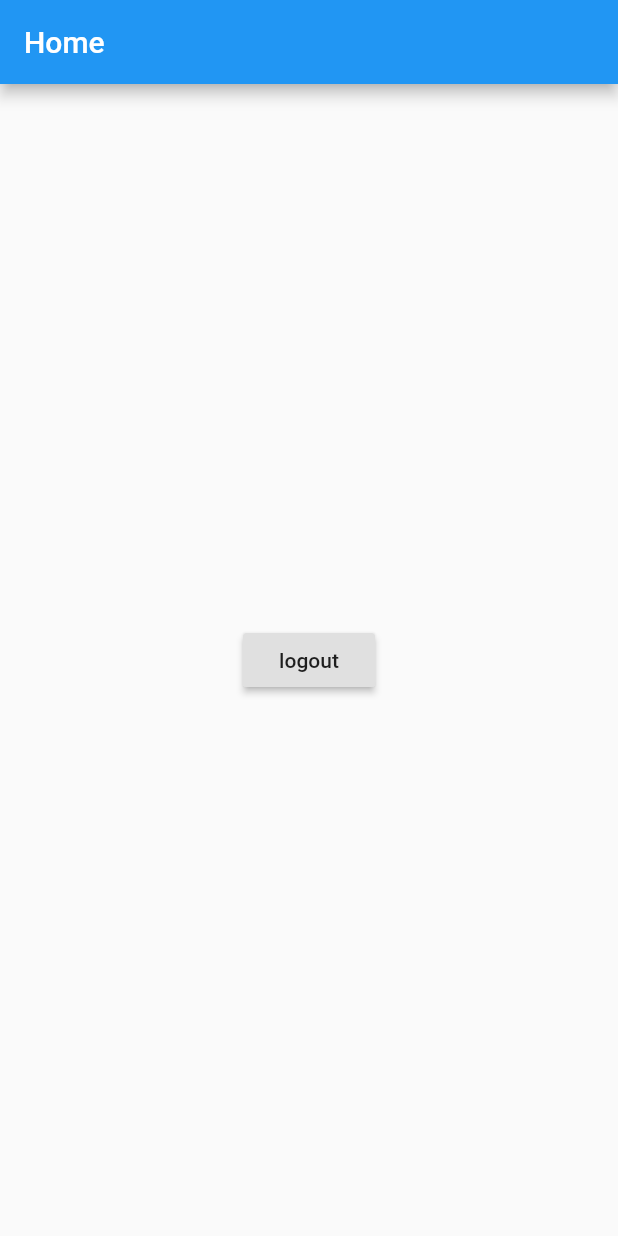
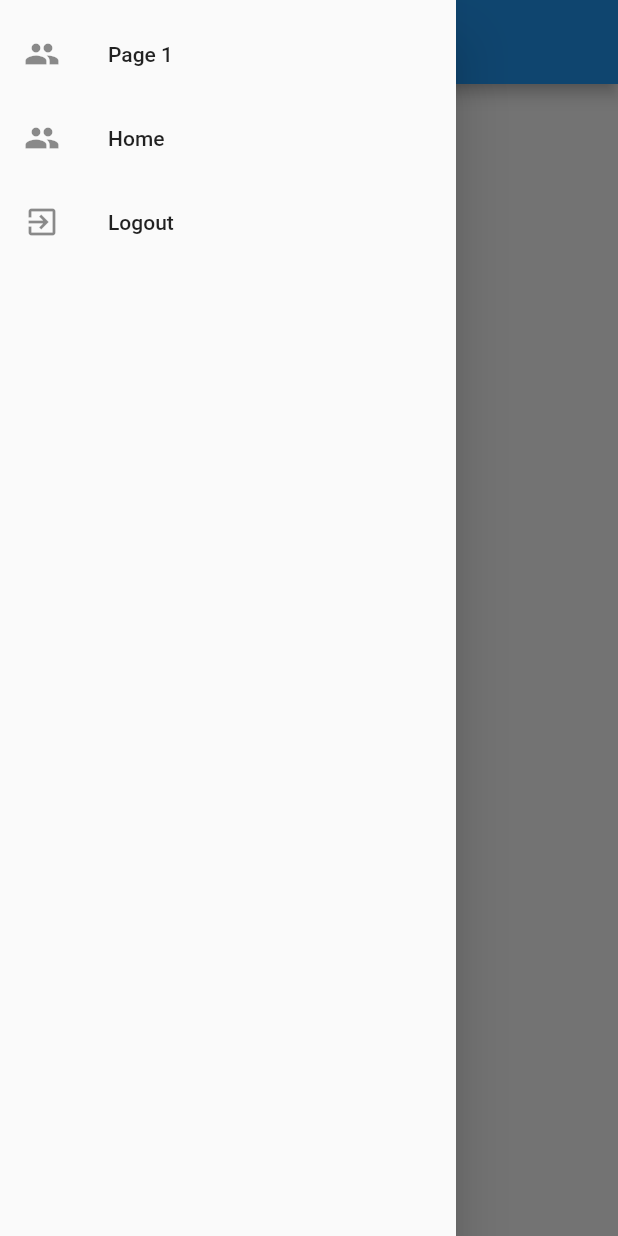
Before and after one commit to mitchross/flutter-bloc-nav-drawer, a Flutter app: the HomePage screen opened directly, with the side drawer open (before the commit the screen has no drawer), on a phone screen of 412 x 824 dp. Run offline on Flutter 3.47's test engine with Material 2 defaults, Android fonts, the phone set to English and light mode, and no system bars; our stand-ins replace bloc, equatable, flutter_bloc.

Commit message:
broken nav

```diff
--- a/lib/home/home_page.dart
+++ b/lib/home/home_page.dart
@@ -1,6 +1,7 @@
 import 'package:flutter/material.dart';
 import 'package:flutter_bloc/flutter_bloc.dart';
 import 'package:flutter_login/authentication/authentication.dart';
+import 'package:flutter_login/navigation/app_drawer.dart';
 
 class HomePage extends StatelessWidget {
   @override
@@ -9,6 +10,7 @@ class HomePage extends StatelessWidget {
       appBar: AppBar(
         title: Text('Home'),
       ),
+      drawer: AppDrawer(),
       body: Container(
         child: Center(
             child: RaisedButton(
--- /dev/null
+++ b/lib/navigation/app_drawer.dart
@@ -0,0 +1,88 @@
+import 'package:flutter/material.dart';
+import 'package:flutter/scheduler.dart';
+import 'package:flutter_bloc/flutter_bloc.dart';
+import 'package:flutter_login/authentication/authentication.dart';
+import 'package:flutter_login/home/home_page.dart';
+import 'package:flutter_login/home/test_page.dart';
+import 'package:flutter_login/navigation/bloc/appdrawer_bloc.dart';
+
+class AppDrawer extends StatelessWidget {
+  @override
+  Widget build(BuildContext context) {
+  final AppdrawerBloc appdrawerBloc = BlocProvider.of<AppdrawerBloc>(context);
+   final AuthenticationBloc authenticationBloc =
+        BlocProvider.of<AuthenticationBloc>(context);
+
+    return Drawer(
+      child: Column(
+        children: <Widget>[
+          MediaQuery.removePadding(
+            context: context,
+            removeTop: true,
+            child: Expanded(
+              child: ListView(
+                padding: const EdgeInsets.only(top: 8.0),
+                children: <Widget>[
+                  ListTile(
+                    leading: Icon(Icons.group),
+                    title: Text("Page 1"),
+                    onTap: () {
+                      SchedulerBinding.instance.addPostFrameCallback((_) {
+                        // close the app drawer
+                        Navigator.of(context).pop();
+
+                       appdrawerBloc.add(TestPageEvent());
+
+                      });
+                    },
+                  ),
+                  ListTile(
+                    leading: Icon(Icons.group),
+                    title: Text("Home"),
+                    onTap: () {
+                      SchedulerBinding.instance.addPostFrameCallback((_) {
+                        // close the app drawer
+                        Navigator.of(context).pop();
+                        appdrawerBloc.add(HomePageEvent());
+
+                      });
+                    },
+                  ),
+                  ListTile(
+                    leading: Icon(Icons.exit_to_app),
+                    title: Text('Logout'),
+                    onTap: () {
+                      SchedulerBinding.instance.addPostFrameCallback((_) {
+                        // close the app drawer
+                        Navigator.of(context).pop();
+                       authenticationBloc.add(AuthenticationLoggedOut());
+                      });
+                    },
+                  )
+                ],
+              ),
+            ),
+          ),
+        ],
+      ),
+    );
+  }
+
+    static Route<dynamic> generateRoute(RouteSettings settings) {
+    switch (settings.name) {
+      case '/':
+        return MaterialPageRoute(builder: (_) => HomePage());
+      case '/testPage':
+        return MaterialPageRoute(builder: (_) => TestPage());
+      case '/home':
+        return MaterialPageRoute(builder: (_) => HomePage());
+      default:
+        return MaterialPageRoute(
+            builder: (_) => Scaffold(
+                  body: Center(
+                    child: Text('No route defined for ${settings.name}'),
+                  ),
+                ));
+    }
+  }
+}
--- /dev/null
+++ b/lib/navigation/bloc/appdrawer_bloc.dart
@@ -0,0 +1,37 @@
+import 'dart:async';
+
+import 'package:bloc/bloc.dart';
+import 'package:equatable/equatable.dart';
+import 'package:flutter/material.dart';
+
+part 'appdrawer_event.dart';
+part 'appdrawer_state.dart';
+
+class AppdrawerBloc extends Bloc<AppdrawerEvent, AppdrawerState> {
+
+final GlobalKey<NavigatorState> navigatorKey;
+
+  AppdrawerBloc(this.navigatorKey);
+
+  @override
+  AppdrawerState get initialState => AppdrawerInitial();
+
+  @override
+  Stream<AppdrawerState> mapEventToState(
+    AppdrawerEvent event,
+  ) async* {
+        if (event is NavigatorEventPop) {
+      navigatorKey.currentState.pop();
+    }
+    else if( event is HomePageEvent)
+    {
+      navigatorKey.currentState.pushNamed('/home');
+
+    }
+      else if( event is TestPageEvent)
+    {
+      navigatorKey.currentState.pushNamed('/testPage');
+
+    }
+  }
+}
--- /dev/null
+++ b/lib/navigation/bloc/appdrawer_event.dart
@@ -0,0 +1,17 @@
+part of 'appdrawer_bloc.dart';
+
+abstract class AppdrawerEvent extends Equatable {
+  const AppdrawerEvent();
+     @override
+  List<Object> get props => [];
+}
+class NavigatorEventPop extends AppdrawerEvent {
+}
+
+class HomePageEvent extends AppdrawerEvent {
+
+}
+
+class TestPageEvent extends AppdrawerEvent {
+
+}
--- /dev/null
+++ b/lib/navigation/bloc/appdrawer_state.dart
@@ -0,0 +1,10 @@
+part of 'appdrawer_bloc.dart';
+
+abstract class AppdrawerState extends Equatable {
+  const AppdrawerState();
+}
+
+class AppdrawerInitial extends AppdrawerState {
+  @override
+  List<Object> get props => [];
+}
```
Also changed, not shown: lib/home/test_page.dart (added, +12 -0 lines).
